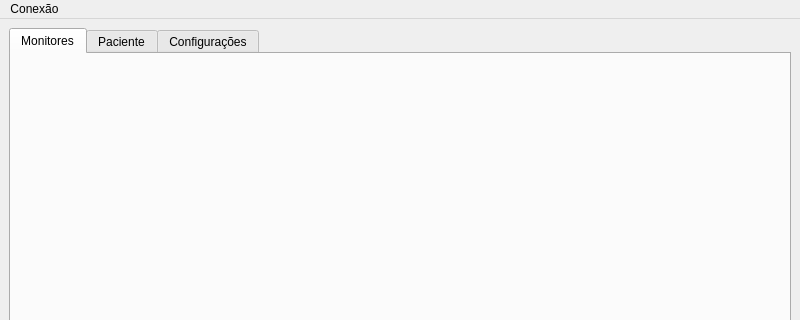
Before: the Qt Designer form gui/mainwindow.ui in dtgmariano/central_monitoramento, drawn with Qt 5; both pictures show x 0 to 800 and y 0 to 320 of the 800 by 600 pixel window.
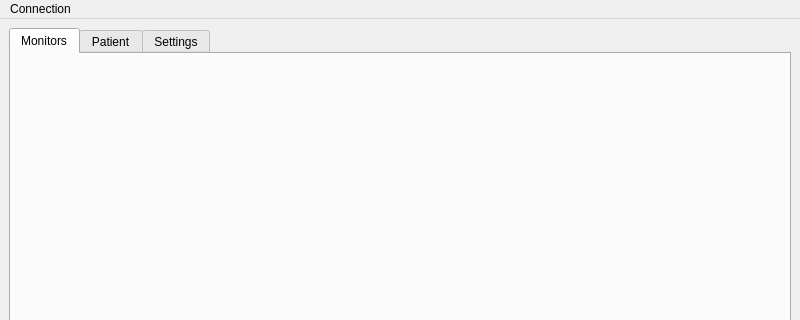
After: the same form once the commit is applied. Icons and pictures are not drawn.

```diff
--- a/gui/mainwindow.ui
+++ b/gui/mainwindow.ui
@@ -26,7 +26,7 @@
          <normaloff>icones/group.png</normaloff>icones/group.png</iconset>
        </attribute>
        <attribute name="title">
-        <string>Monitores</string>
+        <string>Monitors</string>
        </attribute>
        <layout class="QHBoxLayout" name="horizontalLayout">
         <item>
@@ -73,7 +73,7 @@
          <normaloff>icones/single.png</normaloff>icones/single.png</iconset>
        </attribute>
        <attribute name="title">
-        <string>Paciente</string>
+        <string>Patient</string>
        </attribute>
       </widget>
       <widget class="QWidget" name="tabConfig">
@@ -82,7 +82,7 @@
          <normaloff>icones/settings.png</normaloff>icones/settings.png</iconset>
        </attribute>
        <attribute name="title">
-        <string>Configurações</string>
+        <string>Settings</string>
        </attribute>
       </widget>
      </widget>
@@ -100,7 +100,7 @@
    </property>
    <widget class="QMenu" name="menuConexao">
     <property name="title">
-     <string>Conexão</string>
+     <string>Connection</string>
     </property>
     <addaction name="actionAbrir"/>
     <addaction name="actionFechar"/>
```
Left out of the diff: 6 changed lines with no effect on the pictures.
